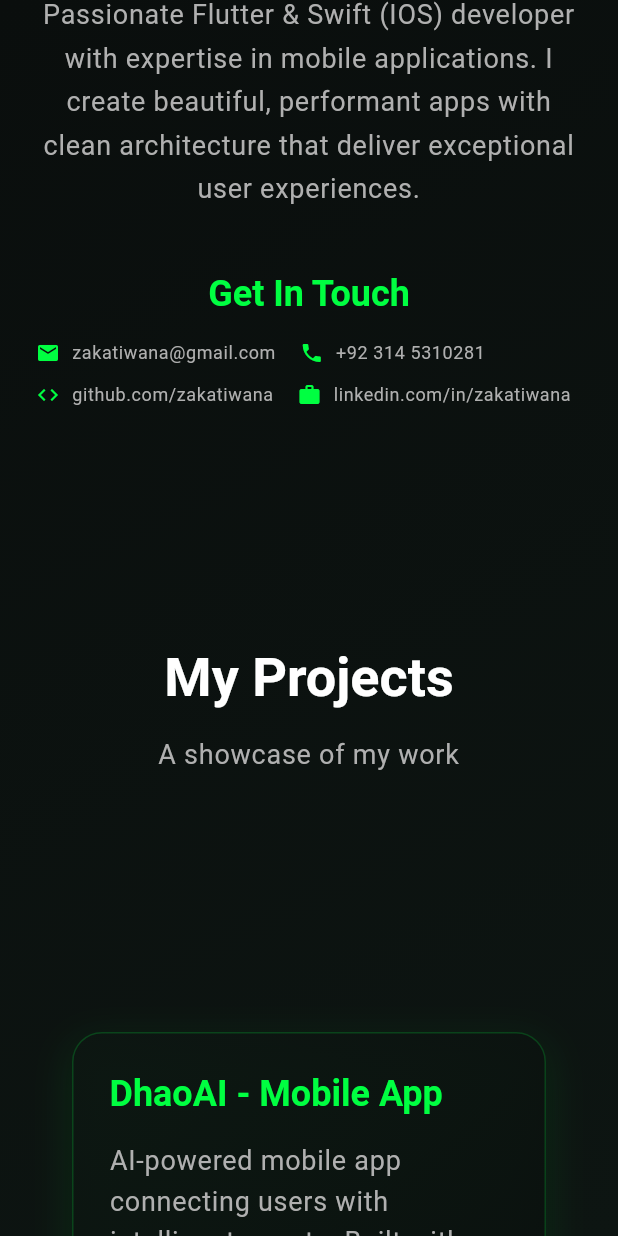
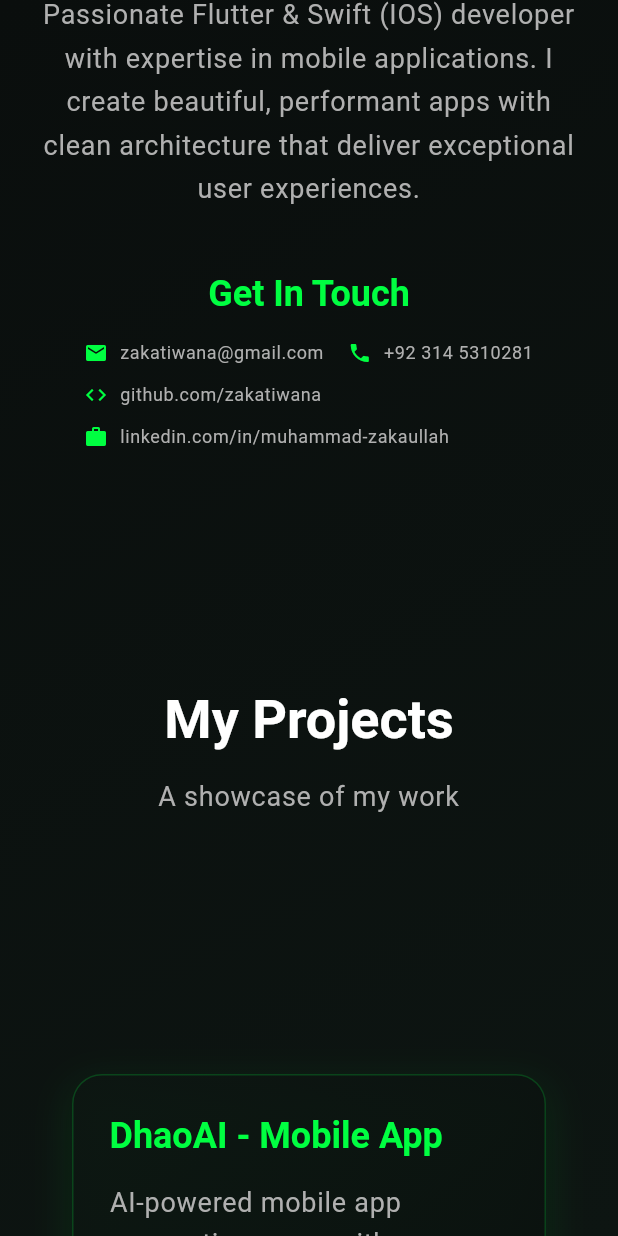
Before and after one commit to ZakaTiwana/portfolio, a Flutter app: the screen it shows after launch, scrolled down 576 dp, on a phone screen of 412 x 824 dp. Run offline on Flutter 3.47's test engine with Material 3 defaults, Android fonts, the phone set to English and light mode, and no system bars; our stand-ins replace flutter_riverpod, go_router.

Commit message:
correct linkedin attached + readme improved

```diff
--- a/lib/constants/text.dart
+++ b/lib/constants/text.dart
@@ -21,7 +21,7 @@ class HomePageText {
   static const String email = 'zakatiwana@gmail.com';
   static const String mobile = '+92 314 5310281';
   static const String github = 'github.com/zakatiwana';
-  static const String linkedin = 'linkedin.com/in/zakatiwana';
+  static const String linkedin = 'linkedin.com/in/muhammad-zakaullah';
 
   // Contact Labels
   static const String emailLabel = 'Email';
--- a/lib/pages/home/widgets/contact_info_section.dart
+++ b/lib/pages/home/widgets/contact_info_section.dart
@@ -61,7 +61,9 @@ class ContactInfoSection extends StatelessWidget {
         const SizedBox(height: 16),
         if (isMobile)
           // Mobile layout - Wrap
-          Wrap(
+          Padding(
+            padding: const EdgeInsets.symmetric(horizontal: 32),
+            child: Wrap(
               spacing: 16,
               runSpacing: 12,
               children: _contactItems
@@ -74,6 +76,7 @@ class ContactInfoSection extends StatelessWidget {
                     ),
                   )
                   .toList(),
+            ),
           )
         else
           // Desktop layout - Column
```
Also changed, not shown: 1 other file. Lines whose indentation alone changed are shown as unchanged.
